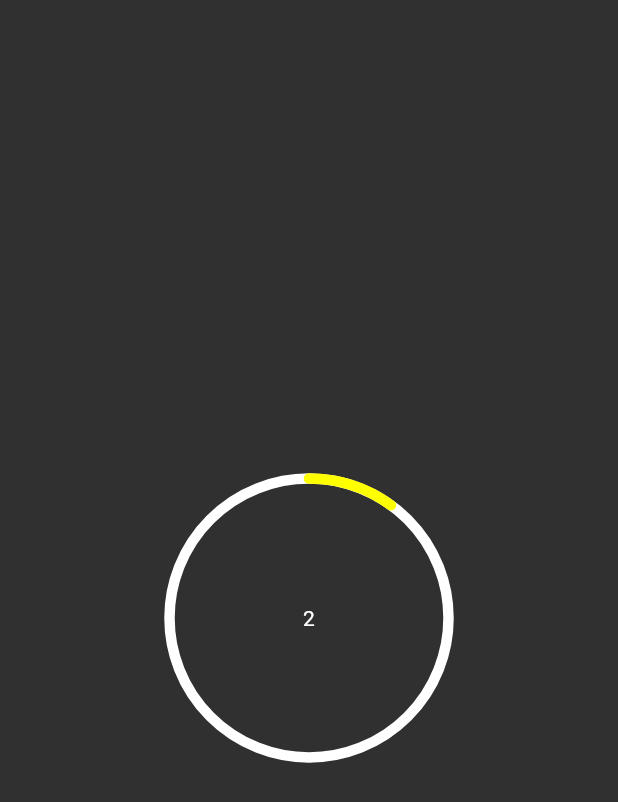
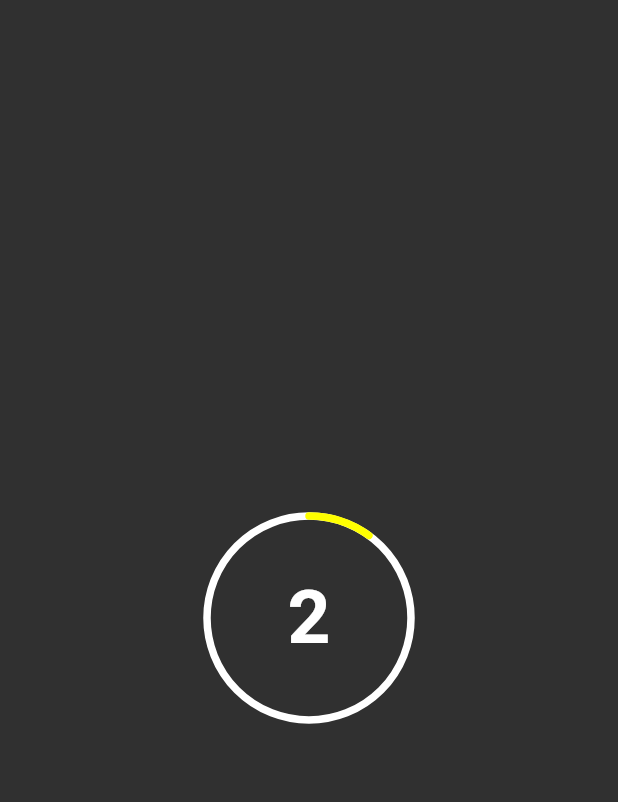
Before and after one commit to tamappe/touch_numbers, a Flutter app: the screen it shows after launch, after a tap on "Start", on a phone screen of 412 x 824 dp. Shown: the top 802 px of the screen. Run offline on Flutter 3.47's test engine with Material 2 defaults, Android fonts, the phone set to English and light mode, and no system bars.

Commit message:
リファクタリング

```diff
--- a/lib/main.dart
+++ b/lib/main.dart
@@ -10,7 +10,7 @@ class MyApp extends StatelessWidget {
   @override
   Widget build(BuildContext context) {
     return MaterialApp(
-      initialRoute: '/start',
+      initialRoute: Constants.startRoute,
       routes: <String, WidgetBuilder>{
         Constants.startRoute: (BuildContext context) => StartPage(),
         Constants.playRoute: (BuildContext context) => PlayPage(),
--- a/lib/pages/start_count_page.dart
+++ b/lib/pages/start_count_page.dart
@@ -9,23 +9,23 @@ class StartCountPage extends StatefulWidget {
 }
 
 class _StartCountPageState extends State<StartCountPage> with SingleTickerProviderStateMixin {
-  AnimationController progressController;
-  Animation animation;
+  AnimationController _progressController;
+  Animation _animation;
 
-  double millSeconds = 3;
+  double _millSeconds = 3;
 
   @override
   void initState() {
     super.initState();
-    progressController = AnimationController(vsync: this, duration: Duration(milliseconds: 3000));
-    animation = Tween<double>(begin: 0, end: 300).animate(progressController)
-      ..addListener(() {
-        setState(() {
-            double localSecond = 300 - animation.value;
-            millSeconds = 1 + localSecond / 100;
-        });
-      })
-    ..addStatusListener((status) {
+    _progressController = AnimationController(vsync: this, duration: Duration(seconds: 3));
+    _animation = Tween<double>(begin: 0, end: 300).animate(_progressController);
+    _animation.addListener(() {
+      setState(() {
+        double localSecond = 300 - _animation.value;
+        _millSeconds = 1 + localSecond / 100;
+      });
+    });
+    _animation.addStatusListener((status) {
       if (status == AnimationStatus.completed)
         Navigator.push(
           context,
@@ -35,7 +35,7 @@ class _StartCountPageState extends State<StartCountPage> with SingleTickerProvid
           ),
         );
     });
-    progressController.forward();
+    _progressController.forward();
   }
 
   @override
@@ -43,14 +43,24 @@ class _StartCountPageState extends State<StartCountPage> with SingleTickerProvid
     return Scaffold(
       body: Center(
         child: CustomPaint(
-          foregroundPainter: CircleProgress(animation.value),
+          foregroundPainter: CircleProgress(_animation.value),
           child: Container(
-            width: 200,
-            height: 200,
-            child: Center(child: Text('${millSeconds.toInt()}')),
+            width: Constants.circleSize,
+            height: Constants.circleSize,
+            child: Center(
+                child: Text(
+              '${_millSeconds.toInt()}',
+              style: TextStyle(fontSize: Constants.circleFontSize, fontWeight: FontWeight.bold),
+            )),
           ),
         ),
       ),
     );
   }
+
+  @override
+  void dispose() {
+    super.dispose();
+    _progressController.dispose();
+  }
 }
--- a/lib/utils/constants.dart
+++ b/lib/utils/constants.dart
@@ -2,4 +2,7 @@ class Constants {
   static const String startRoute = '/start';
   static const String startCountRoute = '/start_count';
   static const String playRoute = '/play';
+
+  static const double circleSize = 150.0;
+  static const double circleFontSize = 50.0;
 }
--- a/lib/widgets/circle_progress.dart
+++ b/lib/widgets/circle_progress.dart
@@ -9,13 +9,13 @@ class CircleProgress extends CustomPainter {
   @override
   void paint(Canvas canvas, Size size) {
     Paint outerCircle = Paint()
-        ..strokeWidth = 7
+        ..strokeWidth = 5
         ..style = PaintingStyle.stroke;
     Paint completeArc = Paint()
-    ..strokeWidth = 7
-      ..color = Colors.white
-    ..style = PaintingStyle.stroke
-    ..strokeCap = StrokeCap.round;
+        ..strokeWidth = 5
+        ..color = Colors.white
+        ..style = PaintingStyle.stroke
+        ..strokeCap = StrokeCap.round;
 
     Offset center = Offset(size.width /2, size.height / 2);
     double radius = min(size.width / 2, size.height / 2) - 7;
```
